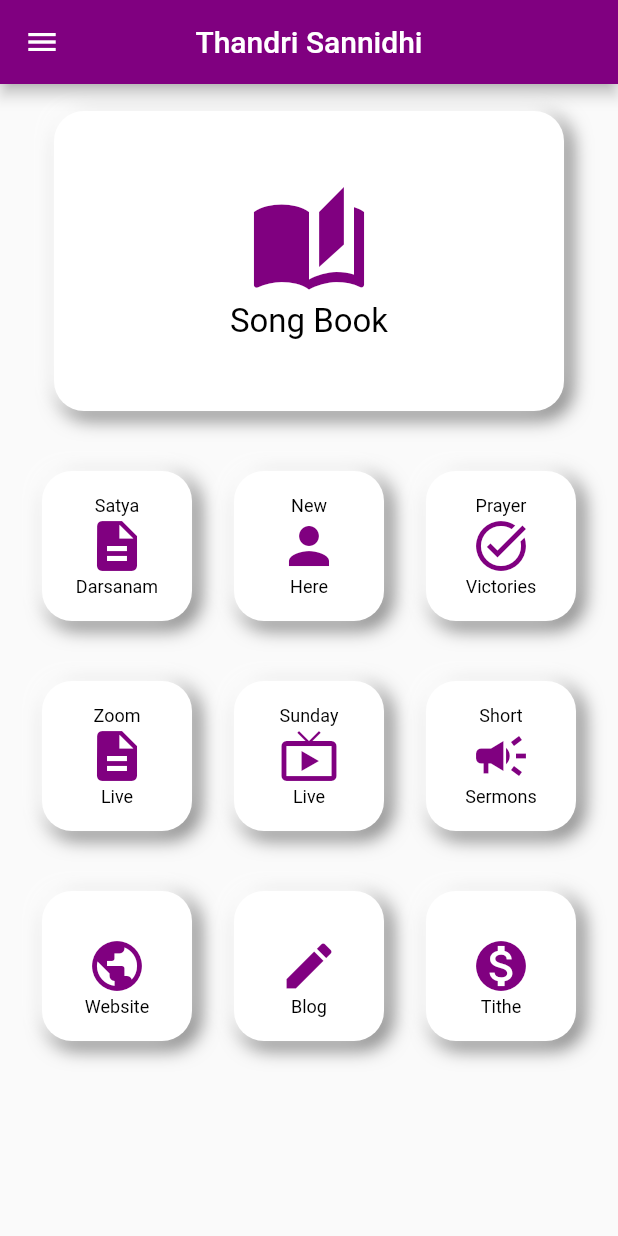
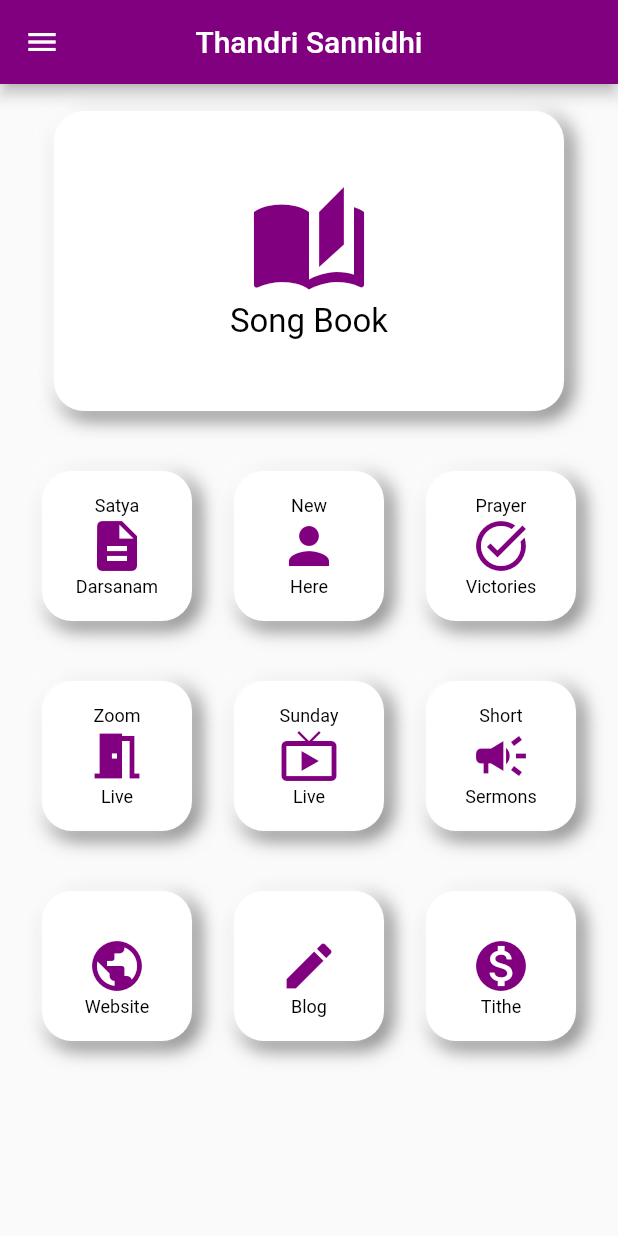
Before and after one commit to chandu-flutter/thandri_dr, a Flutter app: the screen it shows after launch, on a phone screen of 412 x 824 dp. Run offline on Flutter 3.47's test engine with Material 2 defaults, Android fonts, the light colour scheme and no system bars; drawn by our look-alikes of flutter_zoom_drawer; our stand-ins replace cloud_firestore, firebase_core, lottie; missing offline and left inert: flutter_inappwebview, syncfusion_flutter_pdfviewer; accounts and stored records are empty.

Commit message:
modified pages

```diff
--- a/lib/home.dart
+++ b/lib/home.dart
@@ -166,7 +166,7 @@
                     );
                   },
                   child: Linked(
-                    icon: Icons.description,
+                    icon: Icons.meeting_room,
                     label1: "Zoom",
                     label2: "Live",
                   ),
--- a/lib/short_sermons.dart
+++ b/lib/short_sermons.dart
@@ -3,7 +3,7 @@
 
 class ShortSermons extends StatelessWidget {
   final String youtubePlaylistUrl =
-      'https://www.youtube.com/playlist?list=PLDb1p7boCQFFDSWQOApzhxPklm8Kg4DaR';
+      'https://www.youtube.com/playlist?list=PLDb1p7boCQFG8OFYE4IkDXvtHv0QaCe2S';
 
   @override
   Widget build(BuildContext context) {
```
